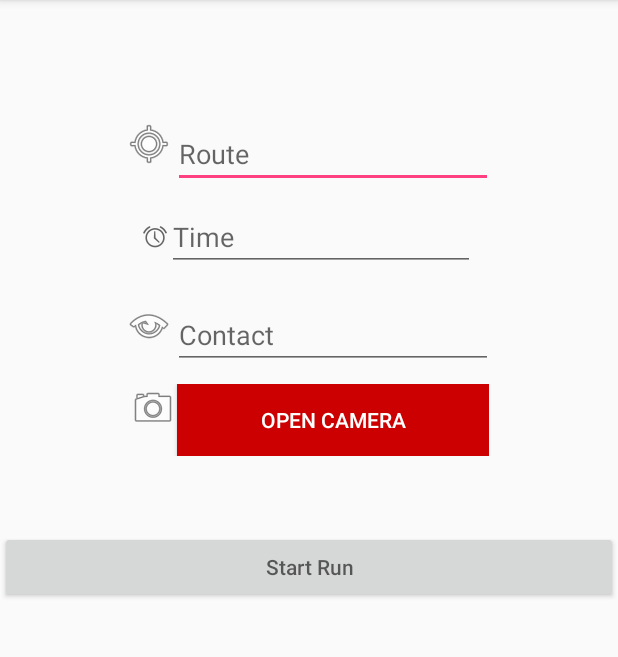
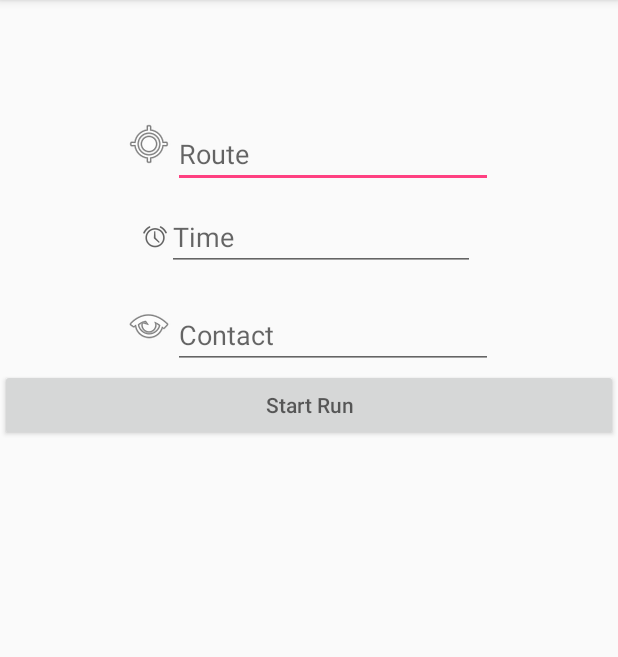
Before and after one commit to marisol-lopez/RunningSafetyApplication, an Android app: the screen it shows after launch (MainActivity), on a phone screen of 412 x 824 dp, the part 84-741 px from its top. Run offline under Robolectric (Android 15) with nearby library versions, the phone set to English and light mode, and no system bars.

Commit message:
commented out camera stuff because I'm focusing on other form data

```diff
--- a/app/src/main/java/com/example/runningsafetyapplication/MainActivity.java
+++ b/app/src/main/java/com/example/runningsafetyapplication/MainActivity.java
@@ -14,32 +14,36 @@ import java.util.ArrayList;
 
 public class MainActivity extends AppCompatActivity {
 
-    ImageView imageView;
+//    ImageView imageView;
 
     @Override
     protected void onCreate(Bundle savedInstanceState) {
         super.onCreate(savedInstanceState);
         setContentView(R.layout.activity_main);
 
-        Button btnCamera = (Button) findViewById(R.id.btnCamera);
-
-        btnCamera.setOnClickListener(new View.OnClickListener() {
-            @Override
-            public void onClick(View view) {
-                Intent intent = new Intent(MediaStore.ACTION_IMAGE_CAPTURE);
-                startActivityForResult(intent,0);
-            }
-        });
+//        Button btnCamera = (Button) findViewById(R.id.btnCamera);
+//
+//        btnCamera.setOnClickListener(new View.OnClickListener() {
+//            @Override
+//            public void onClick(View view) {
+//                Intent intent = new Intent(MediaStore.ACTION_IMAGE_CAPTURE);
+//                startActivityForResult(intent,0);
+//            }
+//        });
     }
 
 
-    @Override
-    protected void onActivityResult(int requestCode, int resultCode, Intent data) {
-        super.onActivityResult(requestCode, resultCode, data);
-        Bitmap bitmap = (Bitmap)data.getExtras().get("data");
-        imageView.setImageBitmap(bitmap);
+//    @Override
+//    protected void onActivityResult(int requestCode, int resultCode, Intent data) {
+//        super.onActivityResult(requestCode, resultCode, data);
+//        Bitmap bitmap = (Bitmap)data.getExtras().get("data");
+//        imageView.setImageBitmap(bitmap);
+//
+//    }
 
-    }
+
+
+
 
     public void startRun(View view) {
         Intent intent = new Intent(this, DisplayMessageActivity.class);
--- a/app/src/main/res/layout/activity_main.xml
+++ b/app/src/main/res/layout/activity_main.xml
@@ -71,32 +71,32 @@
 
 
 
-    <LinearLayout
-        android:paddingBottom="50dp"
-        android:paddingTop="10dp"
-        android:layout_width="wrap_content"
-        android:layout_height="wrap_content"
-        android:layout_gravity="center_horizontal"
-        android:orientation="horizontal">
+    <!--<LinearLayout-->
+        <!--android:paddingBottom="50dp"-->
+        <!--android:paddingTop="10dp"-->
+        <!--android:layout_width="wrap_content"-->
+        <!--android:layout_height="wrap_content"-->
+        <!--android:layout_gravity="center_horizontal"-->
+        <!--android:orientation="horizontal">-->
 
-        <ImageView
-            android:id="@+id/imageView2"
-            android:layout_width="wrap_content"
-            android:layout_height="wrap_content"
-            android:layout_weight="1"
-            app:srcCompat="@android:drawable/ic_menu_camera"/>
+        <!--<ImageView-->
+            <!--android:id="@+id/imageView2"-->
+            <!--android:layout_width="wrap_content"-->
+            <!--android:layout_height="wrap_content"-->
+            <!--android:layout_weight="1"-->
+            <!--app:srcCompat="@android:drawable/ic_menu_camera"/>-->
 
-        <Button
-            android:id="@+id/btnCamera"
-            android:layout_width="wrap_content"
-            android:layout_height="wrap_content"
-            android:background="@android:color/holo_red_dark"
-            android:text="Open Camera"
-            android:ems="13"
-            android:layout_gravity="center_horizontal"
-            android:textColor="@android:color/white"
-            />
-    </LinearLayout>
+        <!--<Button-->
+            <!--android:id="@+id/btnCamera"-->
+            <!--android:layout_width="wrap_content"-->
+            <!--android:layout_height="wrap_content"-->
+            <!--android:background="@android:color/holo_red_dark"-->
+            <!--android:text="Open Camera"-->
+            <!--android:ems="13"-->
+            <!--android:layout_gravity="center_horizontal"-->
+            <!--android:textColor="@android:color/white"-->
+            <!--/>-->
+    <!--</LinearLayout>-->
 
     <Button
         android:id="@+id/startRunButton"
```
